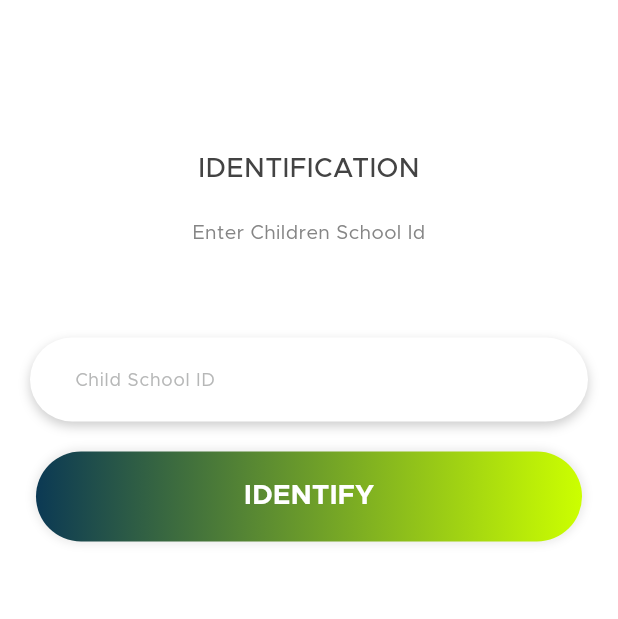
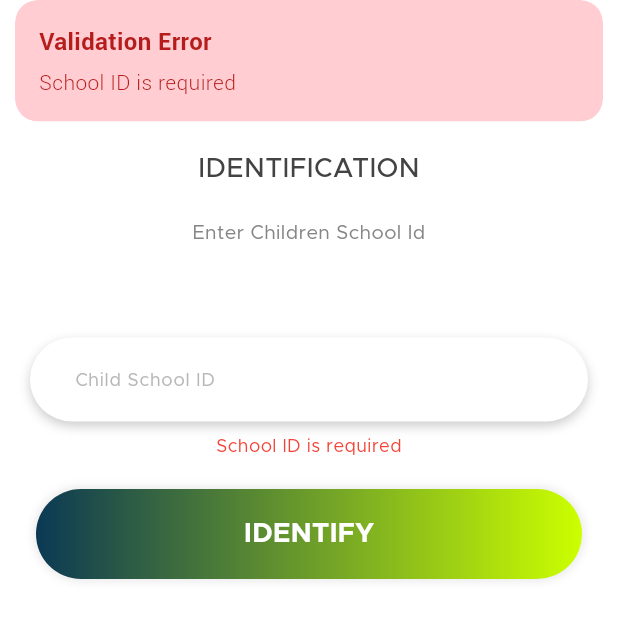
Before and after one commit to WaseemMirzaa/lunchR, a Flutter app: the CafeteriaChildVerificationView screen opened by its route, after a tap on "IDENTIFY", on a phone screen of 412 x 824 dp. Shown: the top 619 px of the screen. Run offline on Flutter 3.47's test engine with Material 3 defaults, Android fonts, the phone set to English and light mode, and no system bars; our stand-ins replace cloud_firestore, firebase_auth, firebase_core, firebase_storage, flutter_advanced_switch, get and 6 more; accounts and stored records are empty.

Commit message:
staff side - cafeteria_child_verification_view - get the child Id and fetched the data against this successfully

```diff
--- a/lib/app/modules/cafeteria_child_verification/bindings/cafeteria_child_verification_binding.dart
+++ b/lib/app/modules/cafeteria_child_verification/bindings/cafeteria_child_verification_binding.dart
@@ -5,8 +5,6 @@ import '../controllers/cafeteria_child_verification_controller.dart';
 class CafeteriaChildVerificationBinding extends Bindings {
   @override
   void dependencies() {
-    Get.lazyPut<CafeteriaChildVerificationController>(
-      () => CafeteriaChildVerificationController(),
-    );
+    Get.put(CafeteriaChildVerificationController());
   }
 }
--- a/lib/app/modules/cafeteria_child_verification/views/cafeteria_child_verification_view.dart
+++ b/lib/app/modules/cafeteria_child_verification/views/cafeteria_child_verification_view.dart
@@ -2,6 +2,7 @@ import 'package:flutter/material.dart';
 
 import 'package:get/get.dart';
 import 'package:luncher/app/modules/cafeteria_child_verification_home/controllers/cafeteria_child_verification_home_controller.dart';
+import 'package:luncher/app/routes/app_pages.dart';
 import 'package:luncher/config/app_colors.dart';
 import 'package:luncher/config/app_text_style.dart';
 import 'package:luncher/widgets/custom_textfield_without_suffix.dart';
@@ -9,13 +10,14 @@ import 'package:luncher/widgets/reuse_button.dart';
 
 import '../controllers/cafeteria_child_verification_controller.dart';
 
-class CafeteriaChildVerificationView
-    extends GetView<CafeteriaChildVerificationController> {
+class CafeteriaChildVerificationView extends StatelessWidget {
   const CafeteriaChildVerificationView({super.key});
   @override
   Widget build(BuildContext context) {
     // Define the controller for the email text field
-    final controller = Get.find<CafeteriaChildVerificationHomeController>();
+    //     final controller = Get.find<CafeteriaChildVerificationController>();
+
+    final homeController = Get.find<CafeteriaChildVerificationHomeController>();
 
     return PopScope(
       canPop: false,
@@ -24,7 +26,10 @@ class CafeteriaChildVerificationView
         body: SingleChildScrollView(
           child: Padding(
             padding: const EdgeInsets.symmetric(horizontal: 20.0),
-            child: Column(
+            child: GetBuilder<CafeteriaChildVerificationController>(
+                init: CafeteriaChildVerificationController(),
+                builder: (childVerificationController) {
+                  return Column(
                     children: [
                       const SizedBox(height: 100), // Padding to push content down
 
@@ -37,8 +42,7 @@ class CafeteriaChildVerificationView
                         ),
                       ),
 
-                const SizedBox(
-                    height: 20), // Space between heading and text field
+                      const SizedBox(height: 20), // Space between heading and text field
 
                       Text(
                         'Enter Children School Id',
@@ -51,37 +55,61 @@ class CafeteriaChildVerificationView
 
                       const SizedBox(height: 60), // Padding to push content down
 
-                // // Email TextField widget
-                // TextFieldWidget(
-                //   text: 'Child School ID',
-                //   isSuffix: true,
-                //   keyboardType: TextInputType.phone,
-                //   textController: phoneController,
-                // ),
+                      SimpleTextFieldWithOutSuffixWidget(
+                        hintText: 'Child School ID',
+                        controller: childVerificationController.schoolIdController,
+                        keyboardType: TextInputType.text,
+                        onChanged: (value) => childVerificationController.validateSchoolId(),
+                      ),
 
-                const SimpleTextFieldWithOutSuffixWidget(hintText: 'Child School ID'),
+                      // Error message
+                      Obx(() => Visibility(
+                            visible: childVerificationController.errorMessage.value.isNotEmpty,
+                            child: Padding(
+                              padding: const EdgeInsets.only(top: 8.0),
+                              child: Text(
+                                childVerificationController.errorMessage.value,
+                                style: AppTextStyles.MetropolisRegular.copyWith(
+                                  fontSize: 12,
+                                  color: Colors.red,
+                                ),
+                              ),
+                            ),
+                          )),
 
-                const SizedBox(
-                    height: 20), // Space between text field and button
+                      const SizedBox(height: 20),
 
-                // Custom button to submit the email
-                CustomButton(
+                      Obx(() => CustomButton1(
                             text: 'IDENTIFY',
-                  onPressed: () {
-                    controller.updateSelectedIndex(1);
+                            onPressed: () async {
+                              if (childVerificationController.isValid.value) {
+                                bool success = await childVerificationController.fetchCafateriaChildren();
+                                if (success) {
+                                  // Navigate to next screen
+                                  // homeController.updateSelectedIndex(1);
+                                  Get.toNamed(
+                                    Routes.CHILD_VERIFICATION_UPLOAD_INFO,
+                                    arguments: {
+                                      'childrenList': childVerificationController.childrenList,
                                     },
-                  isLoading: false.obs, // RxBool for loading state
-                  //gradientColors: const [Colors.orange, Colors.red],
+                                  ); // Navigate with children data
+                                }
+                              } else {
+                                childVerificationController
+                                    .verifyChildId(); // This will show validation error message
+                              }
+                            },
+                            isLoading: childVerificationController.isLoading.value,
                             height: 60.0,
                             borderRadius: 12.0,
                             fontSize: 18.0,
                             padding: const EdgeInsets.symmetric(horizontal: 4.0),
-                ),
+                          )),
 
-                const SizedBox(
-                    height: 20), // Space between button and footer text
+                      const SizedBox(height: 20), // Space between button and footer text
                     ],
-            ),
+                  );
+                }),
           ),
         ),
       ),
--- a/lib/app/modules/child_verification_upload_info/views/child_verification_upload_info_view.dart
+++ b/lib/app/modules/child_verification_upload_info/views/child_verification_upload_info_view.dart
@@ -26,7 +26,8 @@ class ChildVerificationUploadInfoView
                 alignment: Alignment.topLeft,
                 child: GestureDetector(
                   onTap: () {
-                    controller.updateSelectedIndex(0);
+                  Get.back();
+                    // controller.updateSelectedIndex(0);
                   },
                   child: Container(
                     height: 35,
```
Also changed, not shown: lib/app/modules/cafeteria_child_verification/controllers/cafeteria_child_verification_controller.dart (+64 -4 lines), lib/app/modules/child_verification_upload_info/controllers/child_verification_upload_info_controller.dart (+14 -8 lines), lib/services/staff_services/cafeteria_child_verification_service.dart (added, +34 -0 lines). Lines whose indentation alone changed are shown as unchanged.
